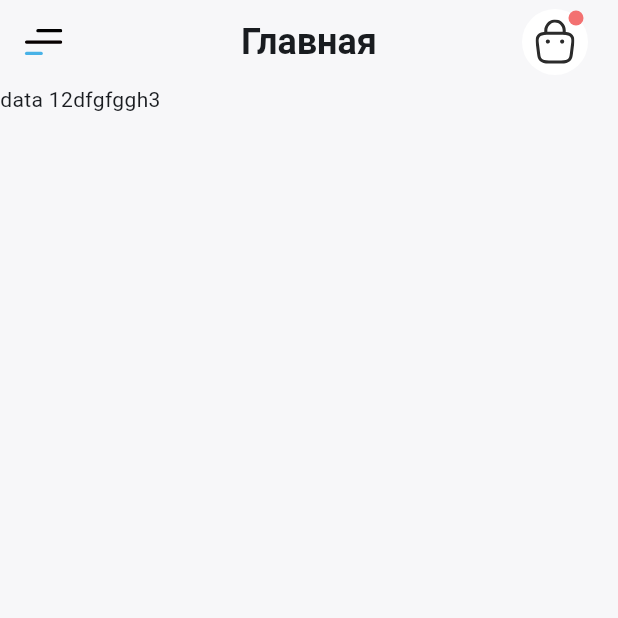
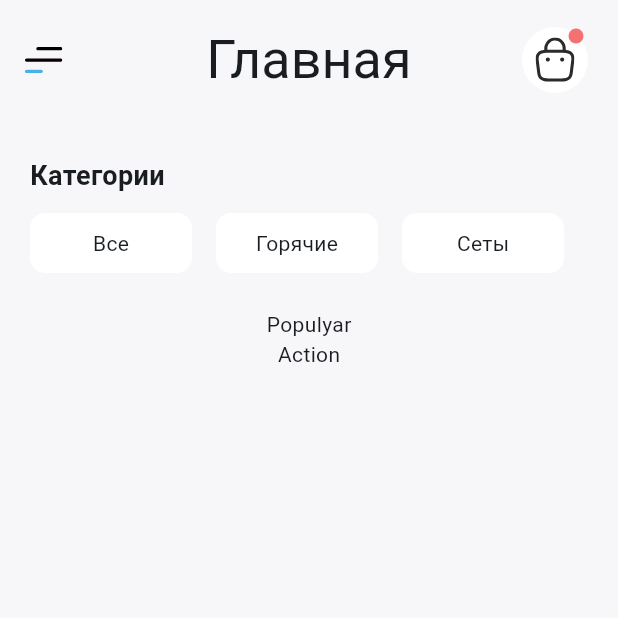
Before and after one commit to vladpap/flutter_course, a Flutter app: the PracticLayout3 screen opened directly, on a phone screen of 412 x 824 dp, the top half of it. Run offline on Flutter 3.47's test engine with Material 3 defaults, Android fonts, the phone set to English and light mode, and no system bars; our stand-ins replace flutter_svg, google_fonts.

Commit message:
added category

```diff
--- /dev/null
+++ b/lib/practical/category.dart
@@ -0,0 +1,70 @@
+import 'package:flutter/material.dart';
+
+
+class CategoryChart extends StatelessWidget {
+  const CategoryChart({super.key});
+
+  @override
+  Widget build(BuildContext context) {
+    return Container(
+      margin: EdgeInsets.symmetric(vertical: 24),
+      child: Column(
+        crossAxisAlignment: CrossAxisAlignment.start,
+        children: [
+          Text(
+            "Категории",
+            style: TextStyle(
+              fontSize: 18,
+              fontWeight: FontWeight.bold,
+            )),
+          SizedBox(height: 12),
+          CategoryList(),
+        ],
+      ),
+    );
+  }
+}
+
+class CategoryList extends StatelessWidget {
+  const CategoryList({super.key});
+
+  @override
+  Widget build(BuildContext context) {
+    return SingleChildScrollView(
+      scrollDirection: Axis.horizontal, // Горизонтальная прокрутка
+      child: Row(
+        children: [
+          CategoryButton(title: "Все"),
+          SizedBox(width: 16),
+          CategoryButton(title: "Горячие"),
+          SizedBox(width: 16),
+          CategoryButton(title: "Сеты"),
+          SizedBox(width: 16),
+          CategoryButton(title: "Running"),
+        ],
+      ),
+    );
+  }
+}
+
+class CategoryButton extends StatelessWidget {
+  final String title;
+  const CategoryButton({required this.title, super.key});
+
+  @override
+  Widget build(BuildContext context) {
+    return Container(
+      //margin: EdgeInsets.all(5),
+      width: 108,
+      height: 40,
+      decoration: BoxDecoration(
+        color: Colors.white,
+        borderRadius: BorderRadius.circular(10),
+      ),
+
+      child: Center(
+        child: Text(title)
+      ),
+    );
+  }
+}
--- a/lib/practical/practical_3.dart
+++ b/lib/practical/practical_3.dart
@@ -1,5 +1,6 @@
 import 'package:flutter/material.dart';
 import 'package:flutter_svg/flutter_svg.dart';
+import 'package:flutter_cource/practical/category.dart';
 
 
 class PracticLayout3 extends StatelessWidget {
@@ -10,6 +11,7 @@ class PracticLayout3 extends StatelessWidget {
     return Scaffold(
       backgroundColor: Color(0xFFF7F7F9),
       appBar: AppBar(
+        toolbarHeight: 80,
         actionsPadding: EdgeInsets.only(right: 18),
         backgroundColor: Color(0xFFF7F7F9),
         leading: IconButton(
@@ -20,24 +22,28 @@ class PracticLayout3 extends StatelessWidget {
           onPressed: () {},
           ),
         centerTitle: true,
-        title: const Text(
-          "Главная",
-          style: TextStyle(
-            fontSize: 24,
-            fontWeight: FontWeight.bold,
-          ),
-          ),
-        actions: [ShopCart(empty_cart: false)],
+        title: Text(
+            "Главная", style: TextStyle(fontSize: 36)),
+        actions: [ShopCart(emptyCart: false)],
       ),
-      body: Text("data 12dfgfggh3"),
+      body: Container(
+        margin: EdgeInsets.symmetric(horizontal: 20),
+        child: Column(
+          children: [
+            CategoryChart(),
+            Text("Populyar"),
+            Text("Action"),
+          ],
+        ),
+      ),
     );
   }
 }
 
 class ShopCart extends StatelessWidget {
-  final bool empty_cart;
+  final bool emptyCart;
   const ShopCart({
-    required this.empty_cart,
+    required this.emptyCart,
     super.key
     });
 
@@ -65,7 +71,7 @@ class ShopCart extends StatelessWidget {
             ),
           onPressed: () {},
         ),
-        if (!empty_cart)
+        if (!emptyCart)
           // Red circle
           Positioned(
             top: 3,
```
Also changed, not shown: pubspec.yaml (line endings or trailing spaces).
